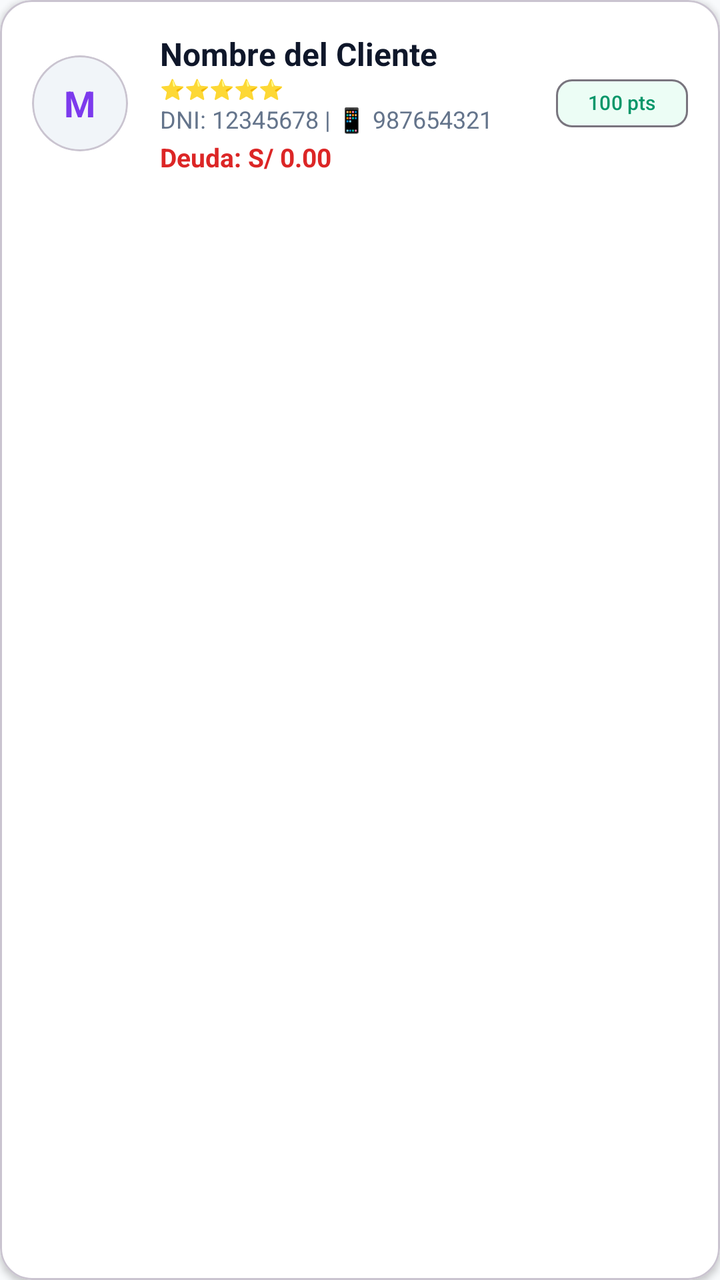
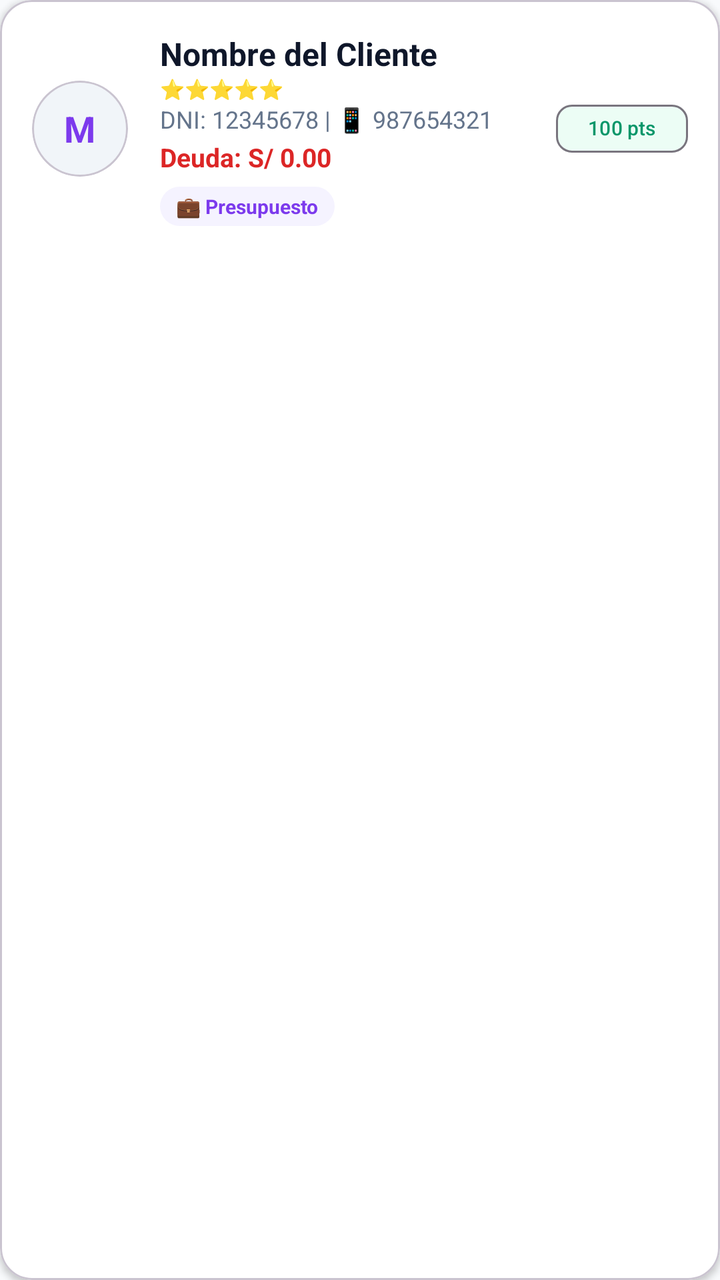

Two renders of the same Android screen: before a commit and after it. Below are the layout's source before the change and the commit's diff.
<!-- AndroidManifest.xml: application theme Theme.Gomezmart -->
<!-- res/layout/item_loan_client.xml -->
<?xml version="1.0" encoding="utf-8"?>
<com.google.android.material.card.MaterialCardView xmlns:android="http://schemas.android.com/apk/res/android"
    xmlns:app="http://schemas.android.com/apk/res-auto"
    android:layout_width="match_parent"
    android:layout_height="wrap_content"
    android:layout_margin="8dp"
    app:cardCornerRadius="16dp"
    app:cardElevation="2dp"
    app:strokeWidth="1dp"
    app:strokeColor="?attr/colorOutlineVariant"
    app:cardBackgroundColor="?attr/colorSurfaceContainer">

    <LinearLayout
        android:layout_width="match_parent"
        android:layout_height="wrap_content"
        android:orientation="horizontal"
        android:padding="16dp"
        android:gravity="center_vertical">

        <com.google.android.material.card.MaterialCardView
            android:layout_width="48dp"
            android:layout_height="48dp"
            app:cardCornerRadius="24dp"
            app:cardElevation="0dp"
            app:cardBackgroundColor="@color/slate_100">
            <TextView
                android:id="@+id/tvClientInitial"
                android:layout_width="wrap_content"
                android:layout_height="wrap_content"
                android:layout_gravity="center"
                android:text="M"
                android:textSize="18sp"
                android:textStyle="bold"
                android:textColor="@color/purple_600" />
        </com.google.android.material.card.MaterialCardView>

        <LinearLayout
            android:layout_width="0dp"
            android:layout_height="wrap_content"
            android:layout_weight="1"
            android:orientation="vertical"
            android:layout_marginStart="16dp">
            <TextView
                android:id="@+id/tvClientName"
                android:layout_width="wrap_content"
                android:layout_height="wrap_content"
                android:text="Nombre del Cliente"
                android:textStyle="bold"
                android:textSize="16sp"
                android:textColor="?attr/colorOnSurface" />
            <TextView
                android:id="@+id/tvClientRating"
                android:layout_width="wrap_content"
                android:layout_height="wrap_content"
                android:text="⭐⭐⭐⭐⭐"
                android:textSize="10sp"
                android:textColor="@color/orange_600" />
            <TextView
                android:id="@+id/tvClientInfo"
                android:layout_width="wrap_content"
                android:layout_height="wrap_content"
                android:text="DNI: 12345678 | 📱 987654321"
                android:textSize="12sp"
                android:textColor="?attr/colorOnSurfaceVariant" />
            <TextView
                android:id="@+id/tvClientPendingBalance"
                android:layout_width="wrap_content"
                android:layout_height="wrap_content"
                android:text="Deuda: S/ 0.00"
                android:textSize="13sp"
                android:textStyle="bold"
                android:textColor="@color/red_600"
                android:layout_marginTop="2dp" />
        </LinearLayout>

        <com.google.android.material.chip.Chip
            android:id="@+id/chipClientScore"
            android:layout_width="wrap_content"
            android:layout_height="wrap_content"
            android:text="100 pts"
            android:textSize="10sp"
            app:chipMinHeight="24dp"
            app:chipBackgroundColor="@color/emerald_50"
            android:textColor="@color/emerald_600" />
    </LinearLayout>
</com.google.android.material.card.MaterialCardView>
<!-- resources referenced by this layout -->
<resources>
  <color name="emerald_50">#ECFDF5</color>
  <color name="emerald_600">#059669</color>
  <color name="orange_600">#EA580C</color>
  <color name="purple_600">#7C3AED</color>
  <color name="red_600">#DC2626</color>
  <color name="slate_100">#F1F5F9</color>
  <style name="Theme.Gomezmart" parent="Base.Theme.Gomezmart" />
  <style name="Base.Theme.Gomezmart" parent="Theme.Material3.DayNight.NoActionBar">
          <item name="colorPrimary">@color/purple_600</item>
          <item name="colorOnPrimary">@color/white</item>
          <item name="colorSecondary">@color/indigo_500</item>
          <item name="colorSurface">@color/slate_50</item>
          <item name="colorOnSurface">@color/slate_900</item>
          <item name="colorOnSurfaceVariant">@color/slate_500</item>
          <item name="colorSurfaceContainer">@color/white</item>
          <item name="android:windowBackground">@color/slate_50</item>
      </style>
  <color name="white">#FFFFFFFF</color>
  <color name="indigo_500">#6366F1</color>
  <color name="slate_50">#F8FAFC</color>
  <color name="slate_900">#0F172A</color>
  <color name="slate_500">#64748B</color>
</resources>

<!-- the commit's change to res/layout/item_loan_client.xml (unified diff, before → after) -->
@@ -32,6 +32,13 @@
                 android:textSize="18sp"
                 android:textStyle="bold"
                 android:textColor="@color/purple_600" />
+            <ImageView
+                android:id="@+id/ivClientPhoto"
+                android:layout_width="match_parent"
+                android:layout_height="match_parent"
+                android:scaleType="centerCrop"
+                android:visibility="gone"
+                android:contentDescription="Foto del cliente" />
         </com.google.android.material.card.MaterialCardView>
 
         <LinearLayout
@@ -71,6 +78,19 @@
                 android:textStyle="bold"
                 android:textColor="@color/red_600"
                 android:layout_marginTop="2dp" />
+
+            <TextView
+                android:id="@+id/tvClientFundingSource"
+                android:layout_width="wrap_content"
+                android:layout_height="wrap_content"
+                android:layout_marginTop="6dp"
+                android:text="💼 Presupuesto"
+                android:textSize="10sp"
+                android:textStyle="bold"
+                android:paddingHorizontal="8dp"
+                android:paddingVertical="3dp"
+                android:background="@drawable/bg_pill_purple_light"
+                android:textColor="@color/purple_600" />
         </LinearLayout>
 
         <com.google.android.material.chip.Chip
<!-- resource entries referenced after the edit -->
@@ -6,7 +6,14 @@
   <color name="purple_600">#7C3AED</color>
   <color name="red_600">#DC2626</color>
   <color name="slate_100">#F1F5F9</color>
+  <!-- drawable bg_pill_purple_light (drawable) -->
+  <?xml version="1.0" encoding="utf-8"?>
+  <shape xmlns:android="http://schemas.android.com/apk/res/android">
+      <solid android:color="@color/purple_50" />
+      <corners android:radius="12dp" />
+  </shape>
   <style name="Theme.Gomezmart" parent="Base.Theme.Gomezmart" />
+  <color name="purple_50">#F5F3FF</color>
   <style name="Base.Theme.Gomezmart" parent="Theme.Material3.DayNight.NoActionBar">
           <item name="colorPrimary">@color/purple_600</item>
           <item name="colorOnPrimary">@color/white</item>
